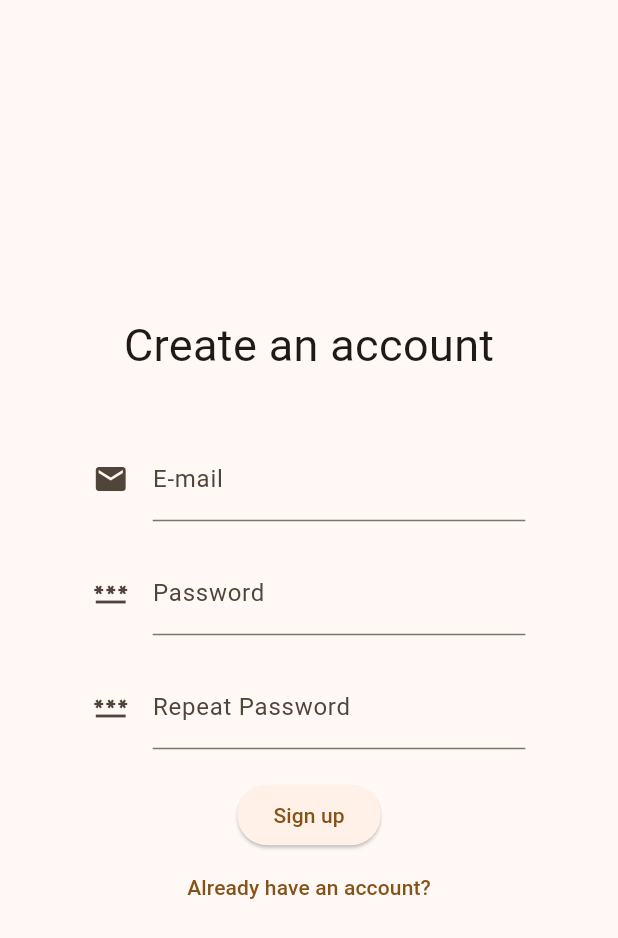
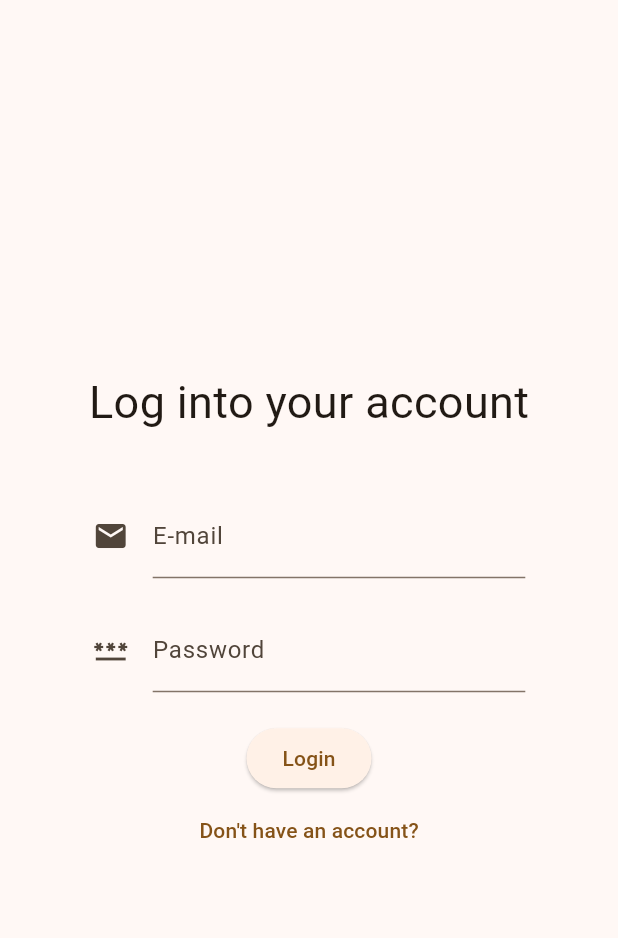
Before and after one commit to twoaxis/finance, a Flutter app: the screen it shows after launch, on a phone screen of 412 x 824 dp. Shown: the top 938 px of the screen. Run offline on Flutter 3.47's test engine with Material 3 defaults, Android fonts, the phone set to English and light mode, and no system bars; our stand-ins replace firebase_auth, firebase_core; accounts and stored records are empty.

Commit message:
feat(auth): add login page
This commit adds the login page derived from signup page.

This commit also adds a listener for authentication state changes so
that it renders the application if the user is logged in, or the
onboarding page if the user is logged out.

```diff
--- a/lib/main.dart
+++ b/lib/main.dart
@@ -1,4 +1,6 @@
+import 'package:financial_planner_mobile/ui/app/app.dart';
 import 'package:firebase_core/firebase_core.dart';
+import 'package:firebase_auth/firebase_auth.dart';
 import 'package:financial_planner_mobile/ui/onboarding/onboarding.dart';
 import 'package:financial_planner_mobile/util/theme.dart';
 import 'package:flutter/material.dart';
@@ -13,10 +15,29 @@ void main() async {
   runApp(const FinancialPlanner());
 }
 
-class FinancialPlanner extends StatelessWidget{
+class FinancialPlanner extends StatefulWidget{
   const FinancialPlanner({super.key});
 
-  // This widget is the root of your application.
+  @override
+  State<FinancialPlanner> createState() => _FinancialPlannerState();
+}
+
+class _FinancialPlannerState extends State<FinancialPlanner> {
+
+  bool loggedIn = false;
+
+  @override
+  void initState() {
+    super.initState();
+
+    FirebaseAuth.instance.authStateChanges().listen((User? user) {
+
+      setState(() {
+        loggedIn = (user != null);
+      });
+    });
+  }
+
   @override
   Widget build(BuildContext context) {
     return MaterialApp(
@@ -25,7 +46,7 @@ class FinancialPlanner extends StatelessWidget{
         colorScheme: lightTheme,
         useMaterial3: true,
       ),
-      home: Onboarding()
+      home: loggedIn ? const App() : const Onboarding()
     );
   }
 }
--- a/lib/ui/onboarding/onboarding.dart
+++ b/lib/ui/onboarding/onboarding.dart
@@ -1,3 +1,4 @@
+import 'package:financial_planner_mobile/ui/onboarding/screens/login.dart';
 import 'package:financial_planner_mobile/ui/onboarding/screens/signup.dart';
 import 'package:firebase_auth/firebase_auth.dart';
 import 'package:flutter/material.dart';
@@ -11,7 +12,7 @@ class Onboarding extends StatefulWidget {
 
 class _OnboardingState extends State<Onboarding> {
 
-  int page = 1;
+  int page = 0;
 
   void changePage(int x) {
     setState(() {
@@ -26,7 +27,7 @@ class _OnboardingState extends State<Onboarding> {
         child: IndexedStack(
           index: page,
           children: [
-            const Text("blah"),
+            LoginPage(changePage: changePage),
             SignupPage(changePage: changePage)
           ],
         )
--- /dev/null
+++ b/lib/ui/onboarding/screens/login.dart
@@ -0,0 +1,123 @@
+import 'package:flutter/material.dart';
+import 'package:firebase_auth/firebase_auth.dart';
+
+class LoginPage extends StatefulWidget {
+  final Function(int page) changePage;
+
+  const LoginPage({super.key, required this.changePage});
+
+  @override
+  State<LoginPage> createState() => _LoginPageState();
+}
+
+class _LoginPageState extends State<LoginPage> {
+
+  bool pending = false;
+  String error = "";
+
+  TextEditingController emailController = TextEditingController();
+  TextEditingController passwordController = TextEditingController();
+
+  @override
+  Widget build(BuildContext context) {
+    return  Column(
+      crossAxisAlignment: CrossAxisAlignment.center,
+      mainAxisAlignment: MainAxisAlignment.center,
+      children: [
+        const Text(
+          "Log into your account",
+          style: TextStyle(fontSize: 30),
+        ),
+        const SizedBox(
+          height: 20,
+
+        ),
+        error.isNotEmpty ?
+        Text(
+          error,
+          style: const TextStyle(
+              color: Colors.red,
+              fontSize: 20
+          ),
+        )
+            :
+        const SizedBox(
+          height: 20,
+        ),
+        SizedBox(
+          width: MediaQuery.of(context).size.width * 0.7, // Set width to 90% of screen size
+          child: TextField(
+            controller: emailController,
+            enabled: !pending,
+            textInputAction: TextInputAction.next,
+            decoration: const InputDecoration(
+              icon: Icon(Icons.email),
+              hintText: "john@hotmail.com",
+              labelText: "E-mail",
+            ),
+          ),
+        ),
+        const SizedBox(
+          height: 20,
+        ),
+        SizedBox(
+          width: MediaQuery.of(context).size.width * 0.7, // Set width to 90% of screen size
+          child: TextField(
+              obscureText: true,
+              controller: passwordController,
+              enabled: !pending,
+              textInputAction: TextInputAction.next,
+              decoration: const InputDecoration(
+                icon: Icon(Icons.password),
+                hintText: "⦁⦁⦁⦁⦁⦁⦁⦁⦁⦁⦁",
+                labelText: "Password",
+              )
+          ),
+        ),
+        const SizedBox(
+          height: 20,
+        ),
+        ElevatedButton(onPressed: pending ? null : () async {
+
+          setState(() {
+            pending = true;
+            error = "";
+          });
+
+          try {
+            if(emailController.text.isEmpty || passwordController.text.isEmpty) {
+              setState(() {
+                error = "Please fill all fields";
+              });
+            }
+            else {
+              await FirebaseAuth.instance.signInWithEmailAndPassword(
+                email: emailController.text,
+                password: passwordController.text,
+              );
+            }
+          }
+          on FirebaseAuthException catch (e) {
+            if (e.code == 'invalid-email' || e.code == 'invalid-credential' || e.code == 'user-not-found' || e.code == 'wrong-password')  {
+              setState(() {
+                error = "Invalid E-mail or password";
+              });
+            }
+
+          }
+          finally {
+
+            setState(() {
+              pending = false;
+            });
+          }
+
+        }, child: const Text("Login")),
+        TextButton(onPressed: pending ? null : () async {
+          widget.changePage(1);
+
+        }, child: const Text("Don't have an account?"))
+      ],
+    );
+  }
+}
```
